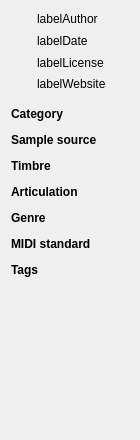
First picture: the form in sources/repository/soundfont/viewer/soundfontviewerleft.ui, repository davy7125/polyphone, before the edit.
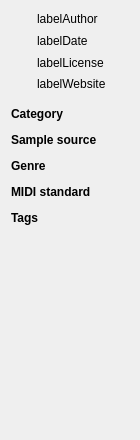
Second picture: the form after the edit. Custom widgets are drawn as their Qt base class.

Commit message: no more articulation / timbre

Diff of the .ui file:
```diff
--- a/sources/repository/soundfont/viewer/soundfontviewerleft.ui
+++ b/sources/repository/soundfont/viewer/soundfontviewerleft.ui
@@ -182,38 +182,6 @@
     <widget class="AttributeFlow" name="attributeSampleSource" native="true"/>
    </item>
    <item row="9" column="0" colspan="2">
-    <widget class="QLabel" name="labelTimbre">
-     <property name="font">
-      <font>
-       <weight>75</weight>
-       <bold>true</bold>
-      </font>
-     </property>
-     <property name="text">
-      <string>Timbre</string>
-     </property>
-    </widget>
-   </item>
-   <item row="10" column="0" colspan="2">
-    <widget class="AttributeFlow" name="attributeTimbre" native="true"/>
-   </item>
-   <item row="11" column="0" colspan="2">
-    <widget class="QLabel" name="labelArticulation">
-     <property name="font">
-      <font>
-       <weight>75</weight>
-       <bold>true</bold>
-      </font>
-     </property>
-     <property name="text">
-      <string>Articulation</string>
-     </property>
-    </widget>
-   </item>
-   <item row="12" column="0" colspan="2">
-    <widget class="AttributeFlow" name="attributeArticulation" native="true"/>
-   </item>
-   <item row="13" column="0" colspan="2">
     <widget class="QLabel" name="labelGenre">
      <property name="font">
       <font>
@@ -226,10 +194,10 @@
      </property>
     </widget>
    </item>
-   <item row="14" column="0" colspan="2">
+   <item row="10" column="0" colspan="2">
     <widget class="AttributeFlow" name="attributeGenre" native="true"/>
    </item>
-   <item row="15" column="0" colspan="2">
+   <item row="11" column="0" colspan="2">
     <widget class="QLabel" name="labelMidiStandard">
      <property name="font">
       <font>
@@ -242,10 +210,10 @@
      </property>
     </widget>
    </item>
-   <item row="16" column="0" colspan="2">
+   <item row="12" column="0" colspan="2">
     <widget class="AttributeFlow" name="attributeMidiStandard" native="true"/>
    </item>
-   <item row="17" column="0" colspan="2">
+   <item row="13" column="0" colspan="2">
     <widget class="QLabel" name="labelTags">
      <property name="font">
       <font>
@@ -258,10 +226,10 @@
      </property>
     </widget>
    </item>
-   <item row="18" column="0" colspan="2">
+   <item row="14" column="0" colspan="2">
     <widget class="AttributeFlow" name="attributeTag" native="true"/>
    </item>
-   <item row="19" column="0">
+   <item row="15" column="0">
     <spacer name="verticalSpacer">
      <property name="orientation">
       <enum>Qt::Vertical</enum>
```
The commit also changes 24 other files.
